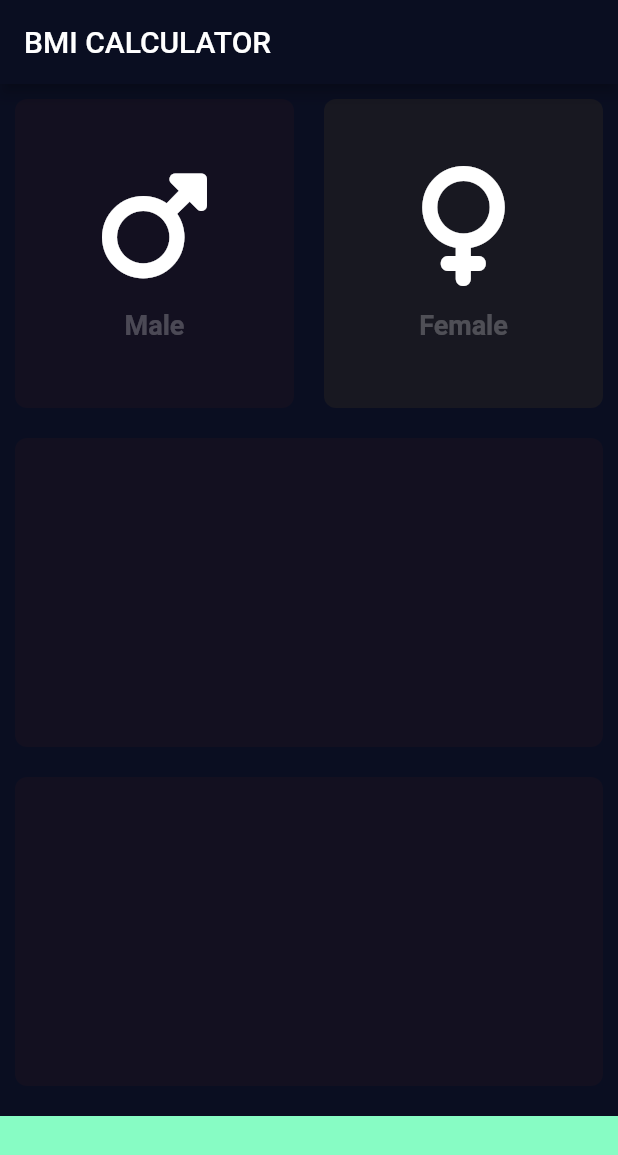
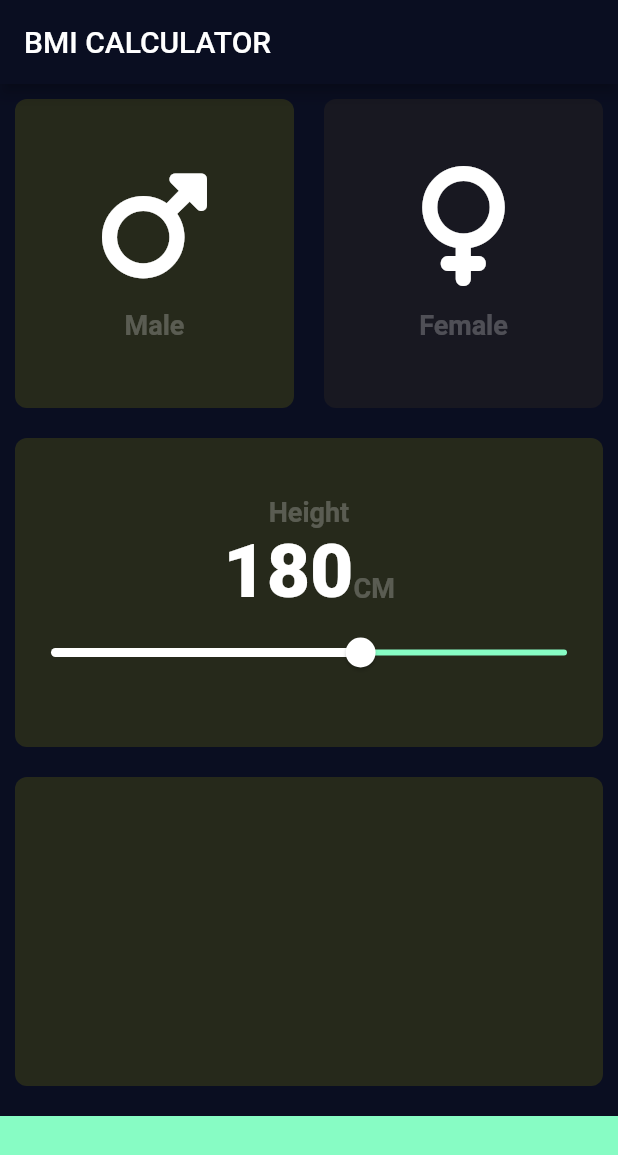
Before and after one commit to juwiragiye/100daysofcoding, a Flutter app: the screen it shows after launch, after a tap on "Male", on a phone screen of 412 x 824 dp. Shown: the top 1155 px of the screen. Run offline on Flutter 3.47's test engine with Material 2 defaults, Android fonts, the phone set to English and light mode, and no system bars; our stand-ins replace font_awesome_flutter.

Commit message:
refactor and flutter slider

```diff
--- a/bmi-calculator-flutter/lib/card.dart
+++ b/bmi-calculator-flutter/lib/card.dart
@@ -1,3 +1,4 @@
+import 'package:bmi_calculator/constants.dart';
 import 'package:flutter/material.dart';
 
 class CardContent extends StatelessWidget {
@@ -18,13 +19,7 @@ class CardContent extends StatelessWidget {
         SizedBox(
           height: 16.0,
         ),
-        Text(
-          cardText,
-          style: TextStyle(
-              color: Colors.white24,
-              fontSize: 18.0,
-              fontWeight: FontWeight.bold),
-        ),
+        Text(cardText, style: kLabelStyle),
       ],
     );
   }
--- /dev/null
+++ b/bmi-calculator-flutter/lib/constants.dart
@@ -0,0 +1,17 @@
+import 'package:flutter/material.dart';
+
+const double kBottomHeight = 80.0;
+const Color kActiveBackground = Color.fromARGB(90, 90, 90, 17);
+const Color kInactiveBacgroundColor = Color(0xFF1B328);
+const Color kBottomContainerColor = Color(0xFF87FCC4);
+
+const kLabelStyle = TextStyle(
+  color: Colors.white24,
+  fontSize: 18.0,
+  fontWeight: FontWeight.bold,
+);
+
+const KBigLabelStyle = TextStyle(
+  fontSize: 50,
+  fontWeight: FontWeight.w900,
+);
--- a/bmi-calculator-flutter/lib/input_page.dart
+++ b/bmi-calculator-flutter/lib/input_page.dart
@@ -3,11 +3,7 @@ import 'package:flutter/material.dart';
 import 'package:font_awesome_flutter/font_awesome_flutter.dart';
 
 import 'card.dart';
-
-const double BOTTOMCONTAINERHEIGHT = 80.0;
-const Color ACTIVEBACKGROUNGCOLOR = Color.fromARGB(15, 159, 46, 17);
-const Color INACTIVEBACKGROUNDCOLOR = Color(0xFF1B328);
-const Color BOTTOMCONTAINERCOLOR = Color(0xFF87FCC4);
+import 'constants.dart';
 
 class InputPage extends StatefulWidget {
   @override
@@ -15,30 +11,10 @@ class InputPage extends StatefulWidget {
 }
 
 class _InputPageState extends State<InputPage> {
-  Color maleCardColor = INACTIVEBACKGROUNDCOLOR;
-  Color femaleCardColor = INACTIVEBACKGROUNDCOLOR;
+  Gender selectedGender;
+  int height = 180;
 
-  void updateColor({Gender gender}) {
-    switch (gender) {
-      case Gender.male:
-        {
-          maleCardColor = ACTIVEBACKGROUNGCOLOR;
-          femaleCardColor = INACTIVEBACKGROUNDCOLOR;
-        }
-        break;
-      case Gender.female:
-        {
-          femaleCardColor = ACTIVEBACKGROUNGCOLOR;
-          maleCardColor = INACTIVEBACKGROUNDCOLOR;
-        }
-        break;
-      default:
-        {
-          maleCardColor = INACTIVEBACKGROUNDCOLOR;
-          femaleCardColor = INACTIVEBACKGROUNDCOLOR;
-        }
-    }
-  }
+  void updateColor({Gender selectedGender}) {}
 
   @override
   Widget build(BuildContext context) {
@@ -55,11 +31,13 @@ class _InputPageState extends State<InputPage> {
                   child: GestureDetector(
                     onTap: () {
                       setState(() {
-                        updateColor(gender: Gender.male);
+                        selectedGender = Gender.male;
                       });
                     },
                     child: ReusableCard(
-                      color: maleCardColor,
+                      color: selectedGender == Gender.male
+                          ? kActiveBackground
+                          : kInactiveBacgroundColor,
                       cardChild: CardContent(
                         cardIconData: FontAwesomeIcons.mars,
                         cardText: "Male",
@@ -71,11 +49,13 @@ class _InputPageState extends State<InputPage> {
                   child: GestureDetector(
                     onTap: () {
                       setState(() {
-                        updateColor(gender: Gender.female);
+                        selectedGender = Gender.female;
                       });
                     },
                     child: ReusableCard(
-                      color: femaleCardColor,
+                      color: selectedGender == Gender.female
+                          ? kActiveBackground
+                          : kInactiveBacgroundColor,
                       cardChild: CardContent(
                         cardIconData: FontAwesomeIcons.venus,
                         cardText: "Female",
@@ -88,19 +68,56 @@ class _InputPageState extends State<InputPage> {
           ),
           Expanded(
             child: ReusableCard(
-              color: ACTIVEBACKGROUNGCOLOR,
+              color: kActiveBackground,
+              cardChild: Column(
+                mainAxisAlignment: MainAxisAlignment.center,
+                children: [
+                  Text(
+                    "Height",
+                    textAlign: TextAlign.center,
+                    style: kLabelStyle,
+                  ),
+                  Row(
+                    textBaseline: TextBaseline.alphabetic,
+                    mainAxisAlignment: MainAxisAlignment.center,
+                    crossAxisAlignment: CrossAxisAlignment.baseline,
+                    children: [
+                      Text(
+                        height.toString(),
+                        style: KBigLabelStyle,
+                      ),
+                      Text(
+                        "CM",
+                        style: kLabelStyle,
+                      ),
+                    ],
+                  ),
+                  Slider(
+                    onChanged: (val) {
+                      setState(() {
+                        height = val.toInt();
+                      });
+                    },
+                    value: height.toDouble(),
+                    min: 120,
+                    max: 220,
+                    activeColor: Colors.white,
+                    inactiveColor: kBottomContainerColor,
+                  )
+                ],
+              ),
             ),
           ),
           Expanded(
             child: ReusableCard(
-              color: ACTIVEBACKGROUNGCOLOR,
+              color: kActiveBackground,
             ),
           ),
           Container(
-            color: BOTTOMCONTAINERCOLOR,
+            color: kBottomContainerColor,
             margin: EdgeInsets.only(top: 10.0),
             width: double.infinity,
-            height: BOTTOMCONTAINERHEIGHT,
+            height: kBottomHeight,
           )
         ],
       ),
```
Also changed, not shown: 5 other files.
